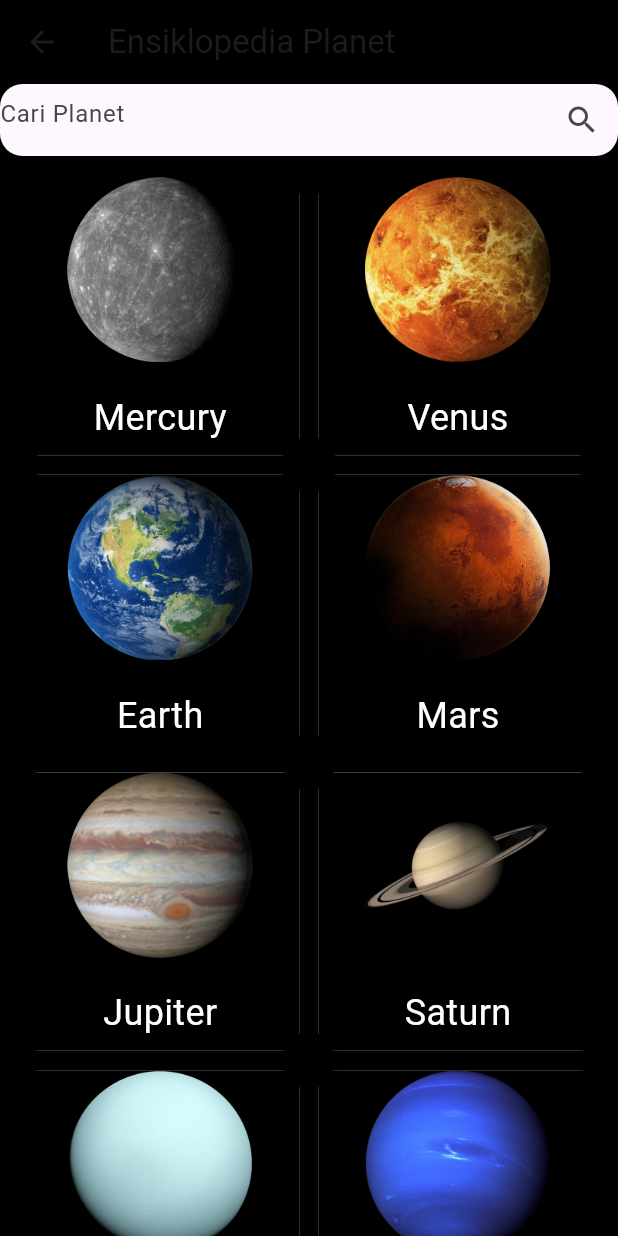
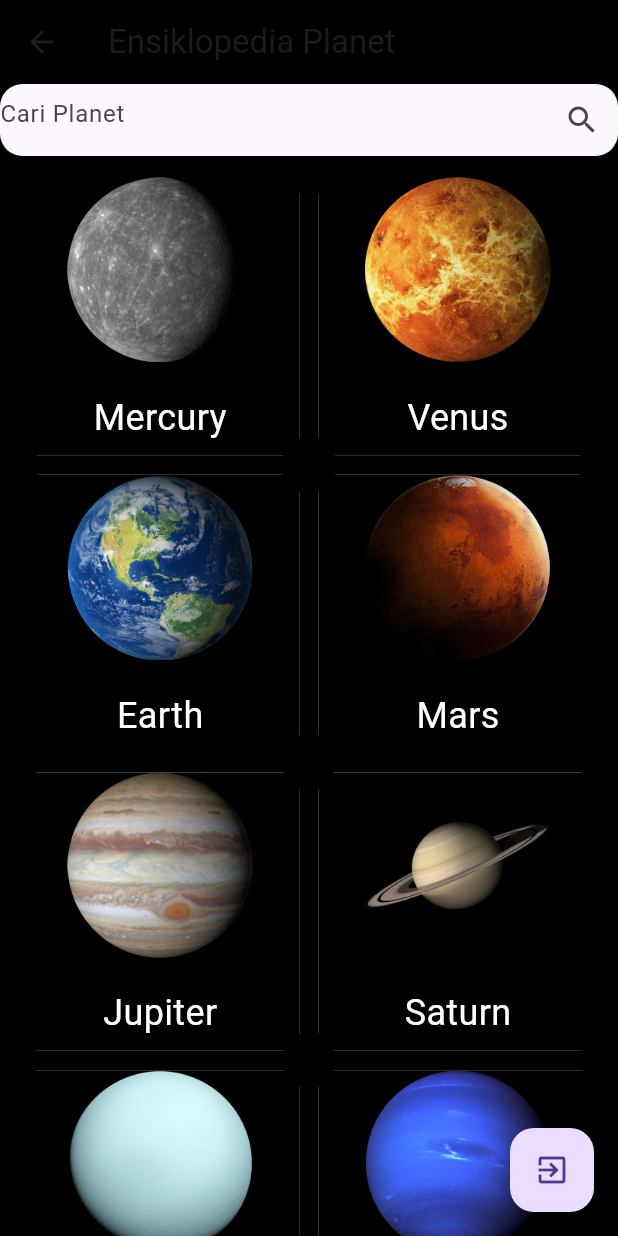
Before and after one commit to alvianfazlur/project_cleancode, a Flutter app: the MainScreen screen opened by its route, on a phone screen of 412 x 824 dp. Run offline on Flutter 3.47's test engine with Material 3 defaults, Android fonts, the phone set to English and light mode, and no system bars; our stand-ins replace get.

Commit message:
update logout button

```diff
--- a/lib/detail_screen/detail_controller.dart
+++ b/lib/detail_screen/detail_controller.dart
@@ -1,4 +1,3 @@
-import 'package:flutter/animation.dart';
 import 'package:get/get.dart';
 import 'package:project_cleancode/planet_data/planet_data.dart';
 
--- a/lib/detail_screen/detail_screen.dart
+++ b/lib/detail_screen/detail_screen.dart
@@ -1,7 +1,6 @@
 import 'package:get/get.dart';
 import 'package:project_cleancode/detail_screen/detail_controller.dart';
 import 'package:flutter/material.dart';
-import 'dart:math' as math;
 
 class DetailScreen extends GetView<DetailScreenController>{
   const DetailScreen({Key? key}) : super(key: key);
--- a/lib/main_screen/main_screen.dart
+++ b/lib/main_screen/main_screen.dart
@@ -1,6 +1,7 @@
 import 'package:flutter/material.dart';
 import 'package:get/get.dart';
 import 'package:project_cleancode/main_screen/planet_list.dart';
+import 'package:project_cleancode/main_screen/widgets/logout_button.dart';
 import 'package:project_cleancode/main_screen/widgets/search_bar.dart';
 import 'main_screen_controller.dart';
 
@@ -13,7 +14,7 @@ class MainScreen extends GetView<MainScreenController>{
     return Scaffold(
       appBar: AppBar(
         backgroundColor: Colors.black,
-        title: Text("Ensiklopedia Planet"),
+        title: const Text("Ensiklopedia Planet"),
       ),
       backgroundColor: Colors.black,
       body: SingleChildScrollView(
@@ -28,6 +29,11 @@ class MainScreen extends GetView<MainScreenController>{
           ],
         ),
       ),
+      floatingActionButton: LogoutButton(
+        onPressed: () {
+          controller.logout();
+        },
+      ),
     );
   }
 }
--- a/lib/main_screen/main_screen_controller.dart
+++ b/lib/main_screen/main_screen_controller.dart
@@ -1,6 +1,7 @@
 import 'package:flutter/material.dart';
 import 'package:get/get.dart';
 import 'package:get/get_state_manager/src/simple/get_controllers.dart';
+import 'package:project_cleancode/Login/login_screen.dart';
 import 'package:project_cleancode/planet_data/planet_data.dart';
 
 class MainScreenController extends GetxController{
@@ -23,4 +24,8 @@ class MainScreenController extends GetxController{
     search.clear();
     update();
   }
+
+  void logout(){
+    Get.offNamed(LoginScreen.routeName);
+  }
 }
--- /dev/null
+++ b/lib/main_screen/widgets/logout_button.dart
@@ -0,0 +1,14 @@
+import 'package:flutter/material.dart';
+
+class LogoutButton extends StatelessWidget {
+  const LogoutButton({Key? key, required this.onPressed}) : super(key: key);
+  final VoidCallback onPressed;
+
+  @override
+  Widget build(BuildContext context) {
+    return FloatingActionButton(
+      onPressed: onPressed,
+      child: const Icon(Icons.exit_to_app),
+    );
+  }
+}
--- a/lib/routes/app_pages.dart
+++ b/lib/routes/app_pages.dart
@@ -1,4 +1,3 @@
-
 import 'package:flutter/animation.dart';
 import 'package:get/get_navigation/src/routes/get_route.dart';
 import 'package:get/get_navigation/src/routes/transitions_type.dart';
```
